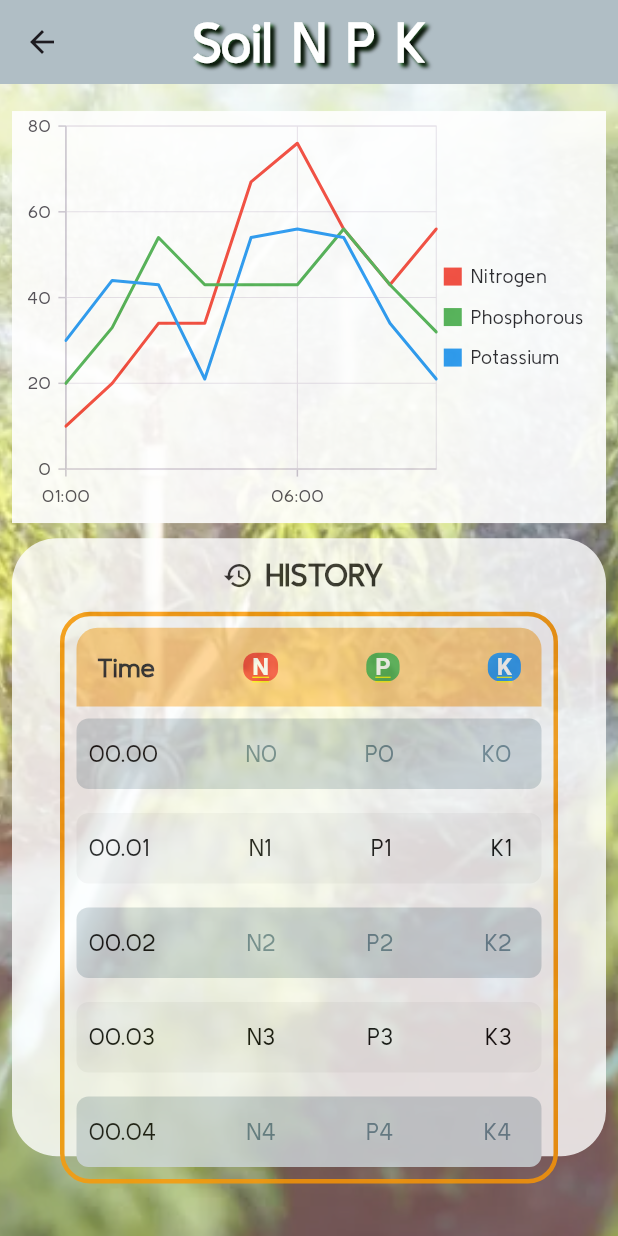
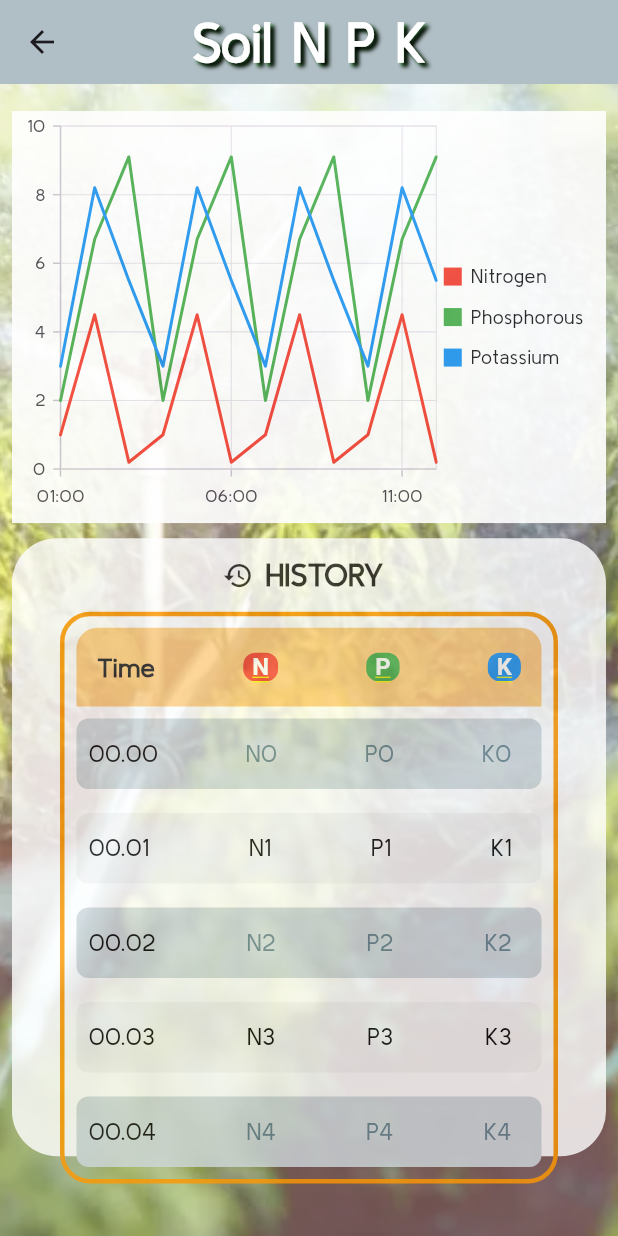
Before and after one commit to SarangthemAmarjit/Soil-Water-Management, a Flutter app: the SoilNpkPage screen opened by its route, on a phone screen of 412 x 824 dp. Run offline on Flutter 3.47's test engine with Material 3 defaults, Android fonts, the phone set to English and light mode, and no system bars; our stand-ins replace auto_route, flutter_easyloading, flutter_local_notifications, font_awesome_flutter, get, syncfusion_flutter_charts and 2 more; missing offline and left inert: android_alarm_manager_plus, flutter_background_service, flutter_background_service_android, workmanager; network calls fail.

Commit message:
ui and structure completed

```diff
--- a/lib/pages/soilNPK.page.dart
+++ b/lib/pages/soilNPK.page.dart
@@ -13,6 +13,39 @@ class SoilNpkPage extends StatefulWidget {
 
 class _SoilNpkPageState extends State<SoilNpkPage> {
   late ZoomPanBehavior _zoomPanBehavior;
+
+  final List<DateTime> dateData = [
+    DateTime(2024, 1, 1, 1, 00),
+    DateTime(2024, 1, 1, 2, 00),
+    DateTime(2024, 1, 1, 3, 00),
+    DateTime(2024, 1, 1, 4, 00),
+    DateTime(2024, 1, 1, 5, 00),
+    DateTime(2024, 1, 1, 6, 00),
+    DateTime(2024, 1, 1, 7, 00),
+    DateTime(2024, 1, 1, 8, 00),
+    DateTime(2024, 1, 1, 9, 00),
+    DateTime(2024, 1, 1, 10, 00),
+    DateTime(2024, 1, 1, 11, 00),
+    DateTime(2024, 1, 1, 12, 00),
+
+    // Add more DateTime values as needed
+  ];
+
+  List<Map<String, double>> soilNPK = [
+    {'Nitrogen': 1.0, 'Phosphorous': 2.0, 'Potassium': 3.0},
+    {'Nitrogen': 4.5, 'Phosphorous': 6.7, 'Potassium': 8.2},
+    {'Nitrogen': 0.2, 'Phosphorous': 9.1, 'Potassium': 5.5},
+    {'Nitrogen': 1.0, 'Phosphorous': 2.0, 'Potassium': 3.0},
+    {'Nitrogen': 4.5, 'Phosphorous': 6.7, 'Potassium': 8.2},
+    {'Nitrogen': 0.2, 'Phosphorous': 9.1, 'Potassium': 5.5},
+    {'Nitrogen': 1.0, 'Phosphorous': 2.0, 'Potassium': 3.0},
+    {'Nitrogen': 4.5, 'Phosphorous': 6.7, 'Potassium': 8.2},
+    {'Nitrogen': 0.2, 'Phosphorous': 9.1, 'Potassium': 5.5},
+    {'Nitrogen': 1.0, 'Phosphorous': 2.0, 'Potassium': 3.0},
+    {'Nitrogen': 4.5, 'Phosphorous': 6.7, 'Potassium': 8.2},
+    {'Nitrogen': 0.2, 'Phosphorous': 9.1, 'Potassium': 5.5},
+    // Add more maps as needed
+  ];
 
   @override
   void initState() {
@@ -37,19 +70,19 @@ class _SoilNpkPageState extends State<SoilNpkPage> {
     double screenWidth = MediaQuery.of(context).size.width;
 
     //!    from datetime import datetime
-//! sales_data = datetime(2019, 1, 1, 12, 34)  # Year: 2019, Month: 1, Day: 1, Hour: 12, Minute: 34
+//! soilnpk_data = datetime(2019, 1, 1, 12, 34)  # time: 2019, Month: 1, Day: 1, Hour: 12, Minute: 34
 
-    final List<SoilNPK> chartData = [
-      SoilNPK(DateTime(2024, 1, 1, 01, 00), 10, 20, 30),
-      SoilNPK(DateTime(2024, 1, 1, 02, 00), 20, 33, 44),
-      SoilNPK(DateTime(2024, 1, 1, 03, 00), 34, 54, 43),
-      SoilNPK(DateTime(2024, 1, 1, 04, 00), 34, 43, 21),
-      SoilNPK(DateTime(2024, 1, 1, 05, 00), 67, 43, 54),
-      SoilNPK(DateTime(2024, 1, 1, 06, 00), 76, 43, 56),
-      SoilNPK(DateTime(2024, 1, 1, 07, 00), 56, 56, 54),
-      SoilNPK(DateTime(2024, 1, 1, 08, 00), 43, 43, 34),
-      SoilNPK(DateTime(2024, 1, 1, 09, 00), 56, 32, 21)
-    ];
+    // final List<SoilNPK> chartData = [
+    //   SoilNPK(DateTime(2024, 1, 1, 01, 00), 10, 20, 30),
+    //   SoilNPK(DateTime(2024, 1, 1, 02, 00), 20, 33, 44),
+    //   SoilNPK(DateTime(2024, 1, 1, 03, 00), 34, 54, 43),
+    //   SoilNPK(DateTime(2024, 1, 1, 04, 00), 34, 43, 21),
+    //   SoilNPK(DateTime(2024, 1, 1, 05, 00), 67, 43, 54),
+    //   SoilNPK(DateTime(2024, 1, 1, 06, 00), 76, 43, 56),
+    //   SoilNPK(DateTime(2024, 1, 1, 07, 00), 56, 56, 54),
+    //   SoilNPK(DateTime(2024, 1, 1, 08, 00), 43, 43, 34),
+    //   SoilNPK(DateTime(2024, 1, 1, 09, 00), 56, 32, 21)
+    // ];
 
     return Scaffold(
       appBar: AppBar(
@@ -117,7 +150,9 @@ class _SoilNpkPageState extends State<SoilNpkPage> {
                               LineSeries<SoilNPK, DateTime>(
                                   legendItemText: "Nitrogen",
                                   color: Colors.red,
-                                  dataSource: chartData,
+                                  dataSource: _getData(),
+
+                                  // chartData,
 
                                   //  List.generate(
                                   //   controller.isselectedmonthly
@@ -128,12 +163,12 @@ class _SoilNpkPageState extends State<SoilNpkPage> {
                                   //                   .isEmpty
                                   //           ? 0
                                   //           : months.length
-                                  //       : controller.yearlist.length,
+                                  //       : controller.timelist.length,
                                   //   (index) => ChartData(
                                   //       controller.isselectedmonthly
                                   //           ? months[index]
                                   //           : controller
-                                  //               .yearlist[index]
+                                  //               .timelist[index]
                                   //               .toString(),
                                   //       controller.isselectedmonthly
                                   //           ? controller
@@ -141,24 +176,26 @@ class _SoilNpkPageState extends State<SoilNpkPage> {
                                   //           : controller
                                   //               .datalist[index]),
                                   // ),
-                                  xValueMapper: (SoilNPK sales, _) =>
-                                      sales.year,
+                                  xValueMapper: (SoilNPK soilnpk, _) =>
+                                      soilnpk.time,
                                   yValueMapper: (SoilNPK N, _) => N.N),
                               LineSeries<SoilNPK, DateTime>(
                                   animationDelay: 300,
                                   color: Colors.green,
                                   legendItemText: "Phosphorous",
-                                  dataSource: chartData,
-                                  xValueMapper: (SoilNPK sales, _) =>
-                                      sales.year,
+                                  dataSource: _getData(),
+                                  //  chartData,
+                                  xValueMapper: (SoilNPK soilnpk, _) =>
+                                      soilnpk.time,
                                   yValueMapper: (SoilNPK P, _) => P.P),
                               LineSeries<SoilNPK, DateTime>(
                                   animationDelay: 600,
                                   color: Colors.blue,
                                   legendItemText: "Potassium",
-                                  dataSource: chartData,
-                                  xValueMapper: (SoilNPK sales, _) =>
-                                      sales.year,
+                                  dataSource: _getData(),
+                                  //  chartData,
+                                  xValueMapper: (SoilNPK soilnpk, _) =>
+                                      soilnpk.time,
                                   yValueMapper: (SoilNPK K, _) => K.K)
                             ]))),
                   ),
@@ -413,11 +450,20 @@ class _SoilNpkPageState extends State<SoilNpkPage> {
       ),
     );
   }
+
+  List<SoilNPK> _getData() {
+    List<SoilNPK> data = [];
+    for (int i = 0; i < dateData.length; i++) {
+      data.add(SoilNPK(dateData[i], soilNPK[i]["Nitrogen"]!,
+          soilNPK[i]["Phosphorous"]!, soilNPK[i]["Potassium"]!));
+    }
+    return data;
+  }
 }
 
 class SoilNPK {
-  SoilNPK(this.year, this.N, this.P, this.K);
-  final DateTime year;
+  SoilNPK(this.time, this.N, this.P, this.K);
+  final DateTime time;
   final double N;
   final double P;
   final double K;
```
Also changed, not shown: lib/pages/moisture.page.dart (+60 -43 lines), lib/pages/rough1.dart (added, +74 -0 lines).
